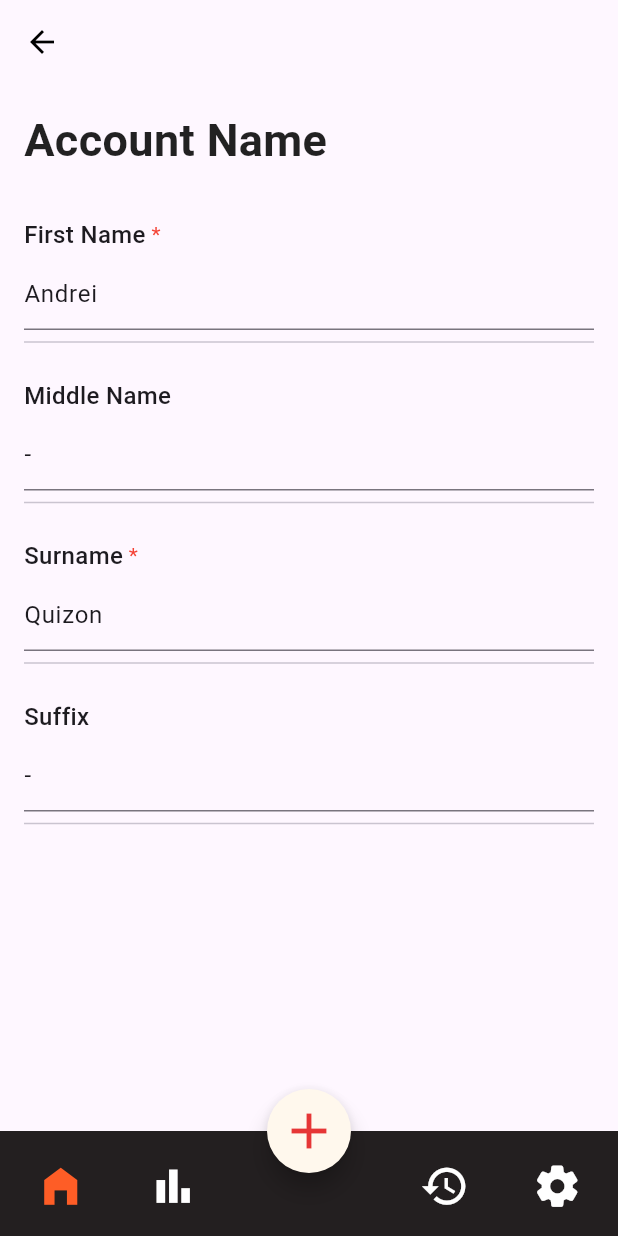
After one commit to Kuroishin-beep/money_tree, a Flutter app: the AccountNameScreen screen opened by its route, on a phone screen of 412 x 824 dp. The commit adds this screen. Run offline on Flutter 3.47's test engine with Material 3 defaults, Android fonts, the phone set to English and light mode, and no system bars; our stand-ins replace pie_chart.

Commit message:
Updated the Account Screens
- Routes
- Name. Birthdate, Email, and Mobile No. Screens have been made and working

```diff
--- /dev/null
+++ b/lib/account/account_name_screen.dart
@@ -0,0 +1,145 @@
+import 'package:flutter/material.dart';
+import 'package:money_tree/dashboard/dashboard_screen.dart';
+import 'package:money_tree/history/history_screen.dart';
+import 'package:money_tree/settings/settings.dart';
+import 'package:money_tree/add_transaction/new_income_screen.dart';
+
+import '../financial_report/monthly_screen.dart';
+
+class AccountNameScreen extends StatelessWidget {
+  @override
+  Widget build(BuildContext context) {
+    return Scaffold(
+      appBar: AppBar(
+        backgroundColor: Colors.transparent,
+        elevation: 0,
+        leading: IconButton(
+          icon: Icon(Icons.arrow_back, color: Colors.black),
+          onPressed: () {
+            Navigator.pop(context);
+          },
+        ),
+      ),
+      body: Padding(
+        padding: const EdgeInsets.all(16.0),
+        child: Column(
+          crossAxisAlignment: CrossAxisAlignment.start,
+          children: [
+            Text(
+              'Account Name',
+              style: TextStyle(
+                fontSize: 30,
+                fontWeight: FontWeight.bold,
+                color: Colors.black87,
+              ),
+            ),
+            SizedBox(height: 30),
+            buildTextField('First Name', 'Andrei', true),
+            buildTextField('Middle Name', '-', false),
+            buildTextField('Surname', 'Quizon', true),
+            buildTextField('Suffix', '-', false),
+          ],
+        ),
+      ),
+      // Floating Action Button (FAB) to navigate to NewIncomeScreen
+      floatingActionButton: FloatingActionButton(
+        onPressed: () {
+          Navigator.push(
+            context,
+            MaterialPageRoute(builder: (context) => NewIncomeScreen()),
+          );
+        },
+        child: Icon(
+          Icons.add,
+          size: 40,
+          color: Color(0xffE63636),
+        ),
+        backgroundColor: Color(0xffFFF8ED),
+        shape: CircleBorder(),
+      ),
+      floatingActionButtonLocation: FloatingActionButtonLocation.centerDocked,
+      bottomNavigationBar: SizedBox(
+        height: 70,
+        child: BottomAppBar(
+          color: Color(0xff231F20),
+          child: Row(
+            mainAxisAlignment: MainAxisAlignment.spaceBetween,
+            children: <Widget>[
+              IconButton(
+                icon: Icon(
+                    Icons.home_filled, color: Color(0xffFE5D26), size: 33),
+                onPressed: () {
+                  Navigator.push(
+                    context,
+                    MaterialPageRoute(builder: (context) => Dashboard()),
+                  );
+                },
+              ),
+              IconButton(
+                icon: Icon(Icons.bar_chart, color: Colors.white, size: 33),
+                onPressed: () {
+                  Navigator.push(
+                    context,
+                    MaterialPageRoute(builder: (context) => MonthlyReport()),
+                  );
+                },
+              ),
+              SizedBox(width: 80), // Spacer for FAB
+              IconButton(
+                icon: Icon(Icons.history, color: Colors.white, size: 33),
+                onPressed: () {
+                  Navigator.push(
+                    context,
+                    MaterialPageRoute(builder: (context) => HistoryScreen()),
+                  );
+                },
+              ),
+              IconButton(
+                icon: Icon(
+                    Icons.settings_rounded, color: Colors.white, size: 33),
+                onPressed: () {
+                  Navigator.push(
+                    context,
+                    MaterialPageRoute(builder: (context) => SettingsScreen()),
+                  );
+                },
+              ),
+            ],
+          ),
+        ),
+      ),
+    );
+  }
+}
+  // Helper method to build text fields with a label
+  Widget buildTextField(String label, String value, bool required) {
+    return Padding(
+      padding: const EdgeInsets.only(bottom: 16.0),
+      child: Column(
+        crossAxisAlignment: CrossAxisAlignment.start,
+        children: [
+          Row(
+            children: [
+              Text(
+                label,
+                style: TextStyle(fontSize: 16, fontWeight: FontWeight.w500),
+              ),
+              if (required)
+                Text(
+                  ' *',
+                  style: TextStyle(color: Colors.red),
+                ),
+            ],
+          ),
+          SizedBox(height: 4),
+          TextFormField(
+            initialValue: value,
+            decoration: InputDecoration(
+              border: UnderlineInputBorder(),
+            ),
+          ),
+          Divider(),
+        ],
+      ),
+    );
+  }
--- a/lib/main.dart
+++ b/lib/main.dart
@@ -1,4 +1,7 @@
 import 'package:flutter/material.dart';
+import 'package:money_tree/account/account_birthdate_screen.dart';
+import 'package:money_tree/account/account_email_screen.dart';
+import 'package:money_tree/account/account_mobileno_screen.dart';
 import 'login/login_screen.dart';
 import 'dashboard/dashboard_screen.dart';
 import 'get_started_screen.dart';
@@ -10,6 +13,9 @@ import 'add_transaction/new_income_screen.dart';
 import 'add_transaction/new_expenses_screen.dart';
 import 'financial_report/monthly_screen.dart';
 import 'loading_screen.dart';
+import 'account/account_name_screen.dart';
+import 'account/account_birthdate_screen.dart';
+import 'account/account_screen.dart';
 
 void main() {
   runApp(BudgetTracker());
@@ -35,8 +41,13 @@ class BudgetTracker extends StatelessWidget {
         '/history': (context) => HistoryScreen(),
         '/settings': (context) => SettingsScreen(),
         '/add_transaction': (context) => NewIncomeScreen(),
-        '/add_transaction ': (context) => NewExpenseScreen(),
+        '/add_expense': (context) => NewExpenseScreen(),
         '/financial_report': (context) => MonthlyReport(),
+        '/account_name': (context) => AccountNameScreen(),
+        '/account_birthdate': (context) => AccountBirthdateScreen(),
+        '/account': (context) => AccountScreen(),
+        '/account_email': (context) => AccountEmailScreen(),
+        '/account_mobileno': (context) => AccountMobileNoScreen(),
       },
     );
   }
--- a/lib/settings/settings.dart
+++ b/lib/settings/settings.dart
@@ -3,7 +3,7 @@ import 'package:money_tree/dashboard/dashboard_screen.dart';
 import 'package:money_tree/history/history_screen.dart';
 import 'package:money_tree/budget/budget_screen.dart';
 import 'package:money_tree/add_transaction/new_income_screen.dart';
-import 'package:money_tree/account/account.dart';
+import 'package:money_tree/account/account_screen.dart';
 
 class SettingsScreen extends StatefulWidget {
   @override
```
Also changed, not shown: lib/account/account_birthdate_screen.dart (added, +144 -0 lines), lib/account/account_email_screen.dart (added, +152 -0 lines), lib/account/account_mobileno_screen.dart (added, +142 -0 lines), lib/account/account_screen.dart (renamed from lib/account/account.dart, +56 -22 lines), lib/budget/budget_screen.dart (+4 -4 lines).
